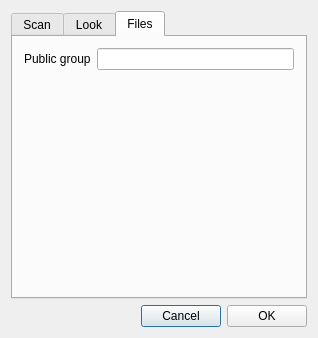
Above: options.ui from sjg20/paperman before the change. Below: the same form after it.
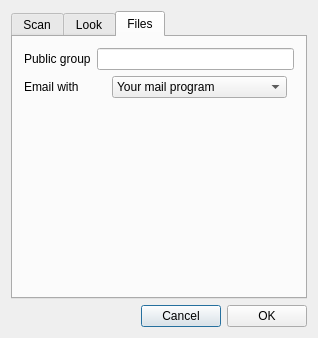
That is the form after the change. The open tabs and pages were chosen to show the change. Custom widgets are drawn as their Qt base class.

Commit message: Email stacks with the system's mail program

Diff of the .ui file:
```diff
--- a/options.ui
+++ b/options.ui
@@ -261,6 +261,42 @@
          </item>
         </layout>
        </item>
+       <item>
+        <layout class="QHBoxLayout" name="horizontalLayout_email">
+         <item>
+          <widget class="QLabel" name="emailLabel">
+           <property name="text">
+            <string>Email with</string>
+           </property>
+          </widget>
+         </item>
+         <item>
+          <widget class="QComboBox" name="emailHow">
+           <property name="toolTip">
+            <string>How to email stacks: with your mail program, which is given the
+file to attach, or with Gmail in your web browser, pasting the file in</string>
+           </property>
+           <item>
+            <property name="text">
+             <string>Your mail program</string>
+            </property>
+           </item>
+           <item>
+            <property name="text">
+             <string>Gmail in your web browser</string>
+            </property>
+           </item>
+          </widget>
+         </item>
+         <item>
+          <spacer name="horizontalSpacer_email">
+           <property name="orientation">
+            <enum>Qt::Horizontal</enum>
+           </property>
+          </spacer>
+         </item>
+        </layout>
+       </item>
        <item>
         <spacer name="verticalSpacer">
          <property name="orientation">
```
The commit also changes 10 other files.
